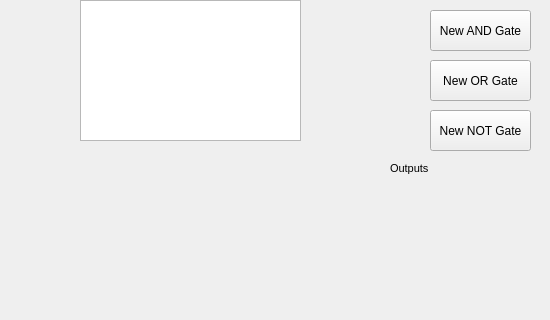
The window that assignment9/mainwindow.ui (UofU-CS3505/cs3505-assignment9-Figodes) describes before a commit, drawn with Qt 5; both pictures show x 450 to 1000 and y 0 to 320 of the 1000 by 800 pixel window.
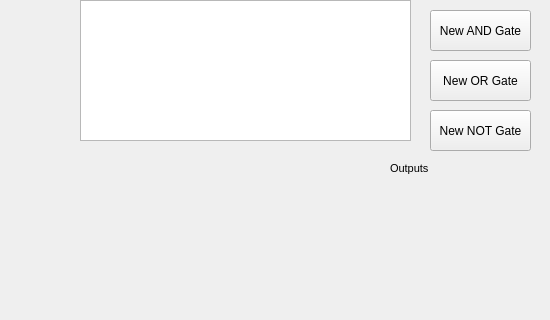
The same window after the commit.

What changed in the file:
```diff
--- a/assignment9/mainwindow.ui
+++ b/assignment9/mainwindow.ui
@@ -172,7 +172,7 @@
      <rect>
       <x>530</x>
       <y>0</y>
-      <width>221</width>
+      <width>331</width>
       <height>141</height>
      </rect>
     </property>
```
